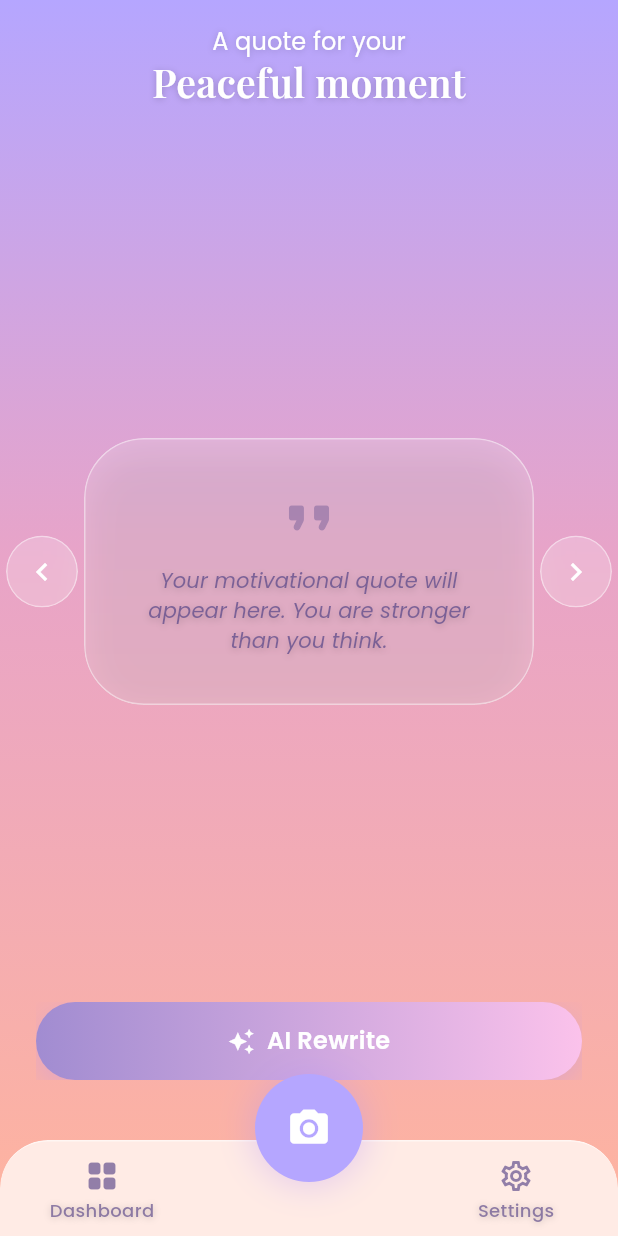
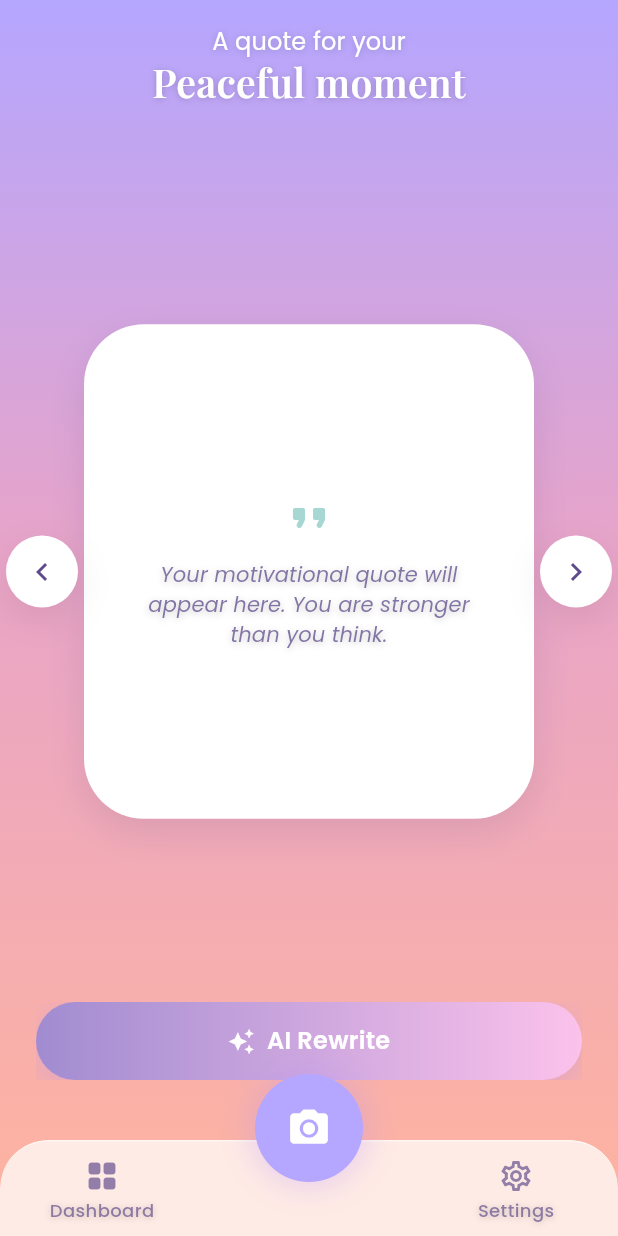
Before and after one commit to imanmysarah3108/fequote_1, a Flutter app: the QuoteScreen screen opened directly, on a phone screen of 412 x 824 dp. Run offline on Flutter 3.47's test engine with Material 3 defaults, Android fonts, the phone set to English and light mode, and no system bars; our stand-ins replace camera, cloud_firestore, firebase_core, flutter_local_notifications, google_fonts, shared_preferences and 2 more; accounts and stored records are empty.

Commit message:
Notification and Quote Screen Update

```diff
--- a/mobile_app/flutter_app/lib/main.dart
+++ b/mobile_app/flutter_app/lib/main.dart
@@ -3,8 +3,6 @@ import 'package:provider/provider.dart';
 import 'constants/app_theme.dart';
 import 'screens/welcome_screen.dart';
 import 'package:firebase_core/firebase_core.dart';
-import 'package:firebase_messaging/firebase_messaging.dart';
-import 'services/notification_service.dart';
 import 'services/local_notification_service.dart';
 import 'providers/navigation_provider.dart';
 import 'providers/quote_provider.dart';
@@ -19,9 +17,9 @@ import 'app_routes.dart';
 void main() async {
   WidgetsFlutterBinding.ensureInitialized();
   await Firebase.initializeApp();
-  await FirebaseMessaging.instance.requestPermission();
   await LocalNotificationService.init();
-  await NotificationService.init();
+  // Re-arm the daily reminder from saved prefs (survives restarts/ColorOS clears).
+  await SettingsProvider.ensureScheduledOnStartup();
   runApp(const FaceQuoteApp());
 }
 
--- a/mobile_app/flutter_app/lib/screens/quote_screen.dart
+++ b/mobile_app/flutter_app/lib/screens/quote_screen.dart
@@ -1,6 +1,5 @@
 import 'package:flutter/material.dart';
 import 'package:provider/provider.dart';
-import 'dart:ui';
 import '../constants/app_theme.dart';
 import '../providers/quote_provider.dart';
 import '../app_routes.dart';
@@ -106,6 +105,8 @@ class _QuoteScreenState extends State<QuoteScreen> {
     final emotionLabel =
         '${quote.emotion[0].toUpperCase()}${quote.emotion.substring(1)}';
 
+    final accentColor = AppTheme.emotionColor(quote.emotion);
+
     return Scaffold(
       body: Container(
         width: double.infinity,
@@ -150,7 +151,8 @@ class _QuoteScreenState extends State<QuoteScreen> {
                             alignment: Alignment.center,
                             child: _QuoteCard(
                               quote: displayQuotes[index],
-                              maxHeight: screenHeight * 0.42,
+                              height: screenHeight * 0.40,
+                              accentColor: accentColor,
                               isPlaceholder: isPlaceholder,
                             ),
                           ),
@@ -176,6 +178,14 @@ class _QuoteScreenState extends State<QuoteScreen> {
                   ],
                 ),
               ),
+              if (!isPlaceholder && displayQuotes.length > 1) ...[
+                _PageDots(
+                  count: displayQuotes.length,
+                  activeIndex: _currentIndex,
+                  activeColor: accentColor,
+                ),
+                const SizedBox(height: AppTheme.spaceMd),
+              ],
               Padding(
                 padding: const EdgeInsets.symmetric(horizontal: AppTheme.spaceLg),
                 child: _AiRewriteButton(
@@ -199,12 +209,14 @@ class _QuoteScreenState extends State<QuoteScreen> {
 
 class _QuoteCard extends StatelessWidget {
   final String quote;
-  final double maxHeight;
+  final double height;
+  final Color accentColor;
   final bool isPlaceholder;
 
   const _QuoteCard({
     required this.quote,
-    required this.maxHeight,
+    required this.height,
+    required this.accentColor,
     this.isPlaceholder = false,
   });
 
@@ -239,16 +251,7 @@ class _QuoteCard extends StatelessWidget {
     final isLong = quote.length > 200;
 
     final Widget quoteText = isPlaceholder
-        ? Column(
-            mainAxisSize: MainAxisSize.min,
-            children: [
-              Icon(
-                Icons.format_quote_rounded,
-                size: 40,
-                color: AppTheme.quoteText.withValues(alpha: 0.4),
-              ),
-              const SizedBox(height: AppTheme.spaceSm),
-              Text(
+        ? Text(
             quote,
             textAlign: TextAlign.center,
             style: textTheme.bodyLarge?.copyWith(
@@ -258,8 +261,6 @@ class _QuoteCard extends StatelessWidget {
               color: AppTheme.quoteText.withValues(alpha: 0.75),
               height: 1.45,
             ),
-              ),
-            ],
           )
         : Text(
             quote,
@@ -272,27 +273,20 @@ class _QuoteCard extends StatelessWidget {
             ),
           );
 
-    return Container(
-      margin: const EdgeInsets.symmetric(horizontal: 8),
-      constraints: BoxConstraints(
-        maxHeight: maxHeight,
-        maxWidth: 300,
-      ),
-      child: ClipRRect(
-        borderRadius: BorderRadius.circular(AppTheme.radiusQuoteCard),
-        child: BackdropFilter(
-          filter: ImageFilter.blur(sigmaX: 15, sigmaY: 15),
-          child: Container(
-            padding: padding,
-            decoration: BoxDecoration(
-              color: Colors.white.withValues(alpha: 0.18),
-              borderRadius: BorderRadius.circular(AppTheme.radiusQuoteCard),
-              border: Border.all(
-                color: Colors.white.withValues(alpha: 0.45),
-                width: 1,
-              ),
-              boxShadow: AppTheme.cardShadow,
-            ),
+    // The already-detected emotion, surfaced as a coloured quote-mark accent
+    // (display only — never touches FER/CBF/NRC).
+    final Widget accent = Icon(
+      Icons.format_quote_rounded,
+      size: 32,
+      color: accentColor.withValues(alpha: isPlaceholder ? 0.5 : 0.9),
+    );
+
+    final Widget cardBody = Column(
+      mainAxisAlignment: MainAxisAlignment.center,
+      children: [
+        accent,
+        const SizedBox(height: AppTheme.spaceSm),
+        Flexible(
           child: isLong
               ? SingleChildScrollView(
                   physics: const ClampingScrollPhysics(),
@@ -300,8 +294,27 @@ class _QuoteCard extends StatelessWidget {
                 )
               : quoteText,
         ),
+      ],
+    );
+
+    return Container(
+      margin: const EdgeInsets.symmetric(horizontal: 8),
+      height: height,
+      constraints: const BoxConstraints(maxWidth: 300),
+      padding: padding,
+      decoration: BoxDecoration(
+        color: Colors.white,
+        borderRadius: BorderRadius.circular(AppTheme.radiusQuoteCard),
+        boxShadow: [
+          ...AppTheme.cardShadow,
+          BoxShadow(
+            color: AppTheme.primaryPurple.withValues(alpha: 0.10),
+            blurRadius: 30,
+            offset: const Offset(0, 12),
           ),
+        ],
       ),
+      child: cardBody,
     );
   }
 }
@@ -369,25 +382,52 @@ class _CarouselArrow extends StatelessWidget {
       label: semanticLabel,
       child: GestureDetector(
         onTap: onTap,
-        child: ClipRRect(
-          borderRadius: BorderRadius.circular(24),
-          child: BackdropFilter(
-            filter: ImageFilter.blur(sigmaX: 10, sigmaY: 10),
         child: Container(
           width: AppTheme.minTapTarget,
           height: AppTheme.minTapTarget,
           decoration: BoxDecoration(
             shape: BoxShape.circle,
-                color: Colors.white.withValues(alpha: 0.2),
-                border: Border.all(
-                  color: Colors.white.withValues(alpha: 0.45),
+            color: Colors.white,
+            boxShadow: AppTheme.cardShadow,
           ),
-              ),
-              child: Icon(icon, color: Colors.white, size: 24),
-            ),
-          ),
+          child: Icon(icon, color: AppTheme.quoteText, size: 24),
         ),
       ),
     );
   }
 }
+
+class _PageDots extends StatelessWidget {
+  final int count;
+  final int activeIndex;
+  final Color activeColor;
+
+  const _PageDots({
+    required this.count,
+    required this.activeIndex,
+    required this.activeColor,
+  });
+
+  @override
+  Widget build(BuildContext context) {
+    return Row(
+      mainAxisAlignment: MainAxisAlignment.center,
+      children: List.generate(count, (index) {
+        final bool isActive = index == activeIndex;
+        return AnimatedContainer(
+          duration: const Duration(milliseconds: 250),
+          curve: Curves.easeInOut,
+          margin: const EdgeInsets.symmetric(horizontal: 3),
+          width: isActive ? 20 : 7,
+          height: 7,
+          decoration: BoxDecoration(
+            color: isActive
+                ? activeColor
+                : AppTheme.quoteText.withValues(alpha: 0.25),
+            borderRadius: BorderRadius.circular(4),
+          ),
+        );
+      }),
+    );
+  }
+}
--- a/mobile_app/flutter_app/lib/services/local_notification_service.dart
+++ b/mobile_app/flutter_app/lib/services/local_notification_service.dart
@@ -1,64 +1,120 @@
+import 'package:flutter/foundation.dart';
 import 'package:flutter_local_notifications/flutter_local_notifications.dart';
 import 'package:timezone/timezone.dart' as tz;
-import 'package:timezone/data/latest.dart' as tz;
+import 'package:timezone/data/latest_all.dart' as tzdata;
 
+/// Handles the daily mood check-in reminder — a LOCAL scheduled notification
+/// (flutter_local_notifications + AlarmManager). No FCM / server involved.
 class LocalNotificationService {
   static final FlutterLocalNotificationsPlugin _notifications =
       FlutterLocalNotificationsPlugin();
 
+  /// The one channel every notification in this app uses, so what the user
+  /// sees under System Settings > Notifications matches what we schedule.
+  static const String channelId = 'daily_reminder_channel';
+  static const String channelName = 'Daily Mood Reminder';
+  static const String channelDescription =
+      'Your daily check-in reminder to log how you feel.';
+
+  /// Device timezone. Malaysia has no DST and is fixed at UTC+8. If this app is
+  /// ever shipped outside Malaysia, swap this for the `flutter_timezone` package
+  /// to detect the zone at runtime.
+  static const String _localTimeZone = 'Asia/Kuala_Lumpur';
+
+  static const AndroidNotificationDetails _androidDetails =
+      AndroidNotificationDetails(
+    channelId,
+    channelName,
+    channelDescription: channelDescription,
+    importance: Importance.max,
+    priority: Priority.high,
+    icon: '@mipmap/ic_launcher',
+  );
+
+  static const NotificationDetails _details =
+      NotificationDetails(android: _androidDetails);
+
+  // Stable id so scheduling is idempotent (re-scheduling replaces, not stacks).
+  static const int dailyReminderId = 1001;
+
   static Future<void> init() async {
-    tz.initializeTimeZones();
+    // Load the timezone database, then pin `tz.local` to the device zone.
+    // Without setLocalLocation, tz.local is UTC and every reminder fires 8h off.
+    tzdata.initializeTimeZones();
+    try {
+      tz.setLocalLocation(tz.getLocation(_localTimeZone));
+    } catch (e) {
+      debugPrint('Timezone set failed: $e');
+    }
 
     const android = AndroidInitializationSettings('@mipmap/ic_launcher');
     const settings = InitializationSettings(android: android);
 
     await _notifications.initialize(
       settings: settings,
+      onDidReceiveNotificationResponse: _onTap,
+      onDidReceiveBackgroundNotificationResponse: _onTapBackground,
+    );
+
+    // Create the channel up-front so it exists (and is inspectable in System
+    // Settings) before the first notification, rather than lazily on first fire.
+    await _androidPlugin?.createNotificationChannel(
+      const AndroidNotificationChannel(
+        channelId,
+        channelName,
+        description: channelDescription,
+        importance: Importance.max,
+      ),
     );
   }
 
+  static AndroidFlutterLocalNotificationsPlugin? get _androidPlugin =>
+      _notifications.resolvePlatformSpecificImplementation<
+          AndroidFlutterLocalNotificationsPlugin>();
+
+  static void _onTap(NotificationResponse response) {
+    // Reminder tap: app opens to its normal home. Nothing extra needed for now.
+    debugPrint('Notification tapped: ${response.payload}');
+  }
+
+  @pragma('vm:entry-point')
+  static void _onTapBackground(NotificationResponse response) {
+    debugPrint('Background notification tapped: ${response.payload}');
+  }
+
+  /// Android 13+ runtime notification permission. Returns granted?/null.
+  /// Idempotent — no dialog is shown once already granted.
+  static Future<bool?> requestNotificationPermission() async {
+    return _androidPlugin?.requestNotificationsPermission();
+  }
+
+  /// Daily repeating reminder at [hour]:[minute] local time.
   static Future<void> scheduleDailyNotification({
     required int hour,
     required int minute,
   }) async {
     await _notifications.zonedSchedule(
-      id: 0,
+      id: dailyReminderId,
       title: 'Daily Check-In',
-      body: 'How are you feeling today?',
+      body: 'How are you feeling today? Take a moment to reflect. 🌸',
       scheduledDate: _nextInstance(hour, minute),
-      notificationDetails: const NotificationDetails(
-        android: AndroidNotificationDetails(
-          'daily_channel',
-          'Daily Notifications',
-          importance: Importance.max,
-          priority: Priority.high,
-        ),
-      ),
+      notificationDetails: _details,
       androidScheduleMode: AndroidScheduleMode.exactAllowWhileIdle,
       matchDateTimeComponents: DateTimeComponents.time,
     );
   }
 
-  static Future<void> cancelAll() async {
-    await _notifications.cancelAll();
+  static Future<void> cancel(int id) async {
+    await _notifications.cancel(id: id);
   }
 
   static tz.TZDateTime _nextInstance(int hour, int minute) {
     final now = tz.TZDateTime.now(tz.local);
-
-    var scheduled = tz.TZDateTime(
-      tz.local,
-      now.year,
-      now.month,
-      now.day,
-      hour,
-      minute,
-    );
-
+    var scheduled =
+        tz.TZDateTime(tz.local, now.year, now.month, now.day, hour, minute);
     if (scheduled.isBefore(now)) {
       scheduled = scheduled.add(const Duration(days: 1));
     }
-
     return scheduled;
   }
 }
--- a/mobile_app/flutter_app/pubspec.yaml
+++ b/mobile_app/flutter_app/pubspec.yaml
@@ -36,7 +36,6 @@ dependencies:
   camera: ^0.12.0+1
   firebase_core: ^4.7.0
   cloud_firestore: ^6.3.0
-  firebase_messaging: ^16.2.0
   flutter_local_notifications: ^21.0.0
   shared_preferences: ^2.3.2
   uuid: ^4.5.1
```
Also changed, not shown: mobile_app/flutter_app/lib/providers/settings_provider.dart (+57 -9 lines), mobile_app/flutter_app/lib/services/notification_service.dart (deleted, +0 -37 lines), mobile_app/flutter_app/pubspec.lock, 2 other files. Lines whose indentation alone changed are shown as unchanged.
